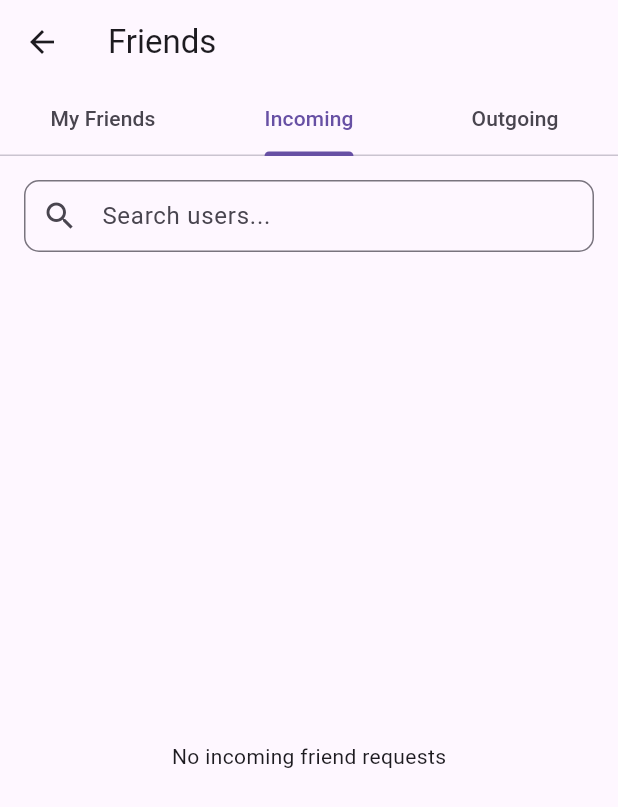
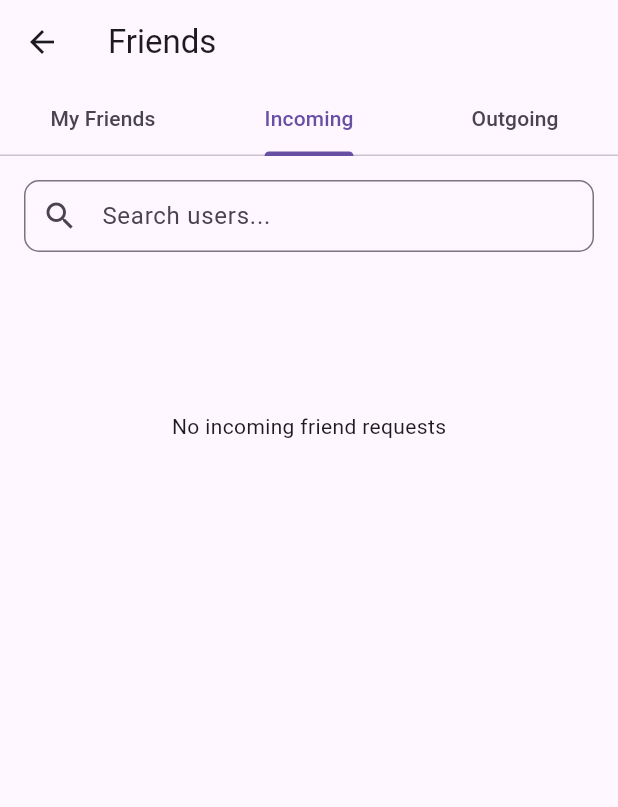
Before and after one commit to astavist/wishlink, a Flutter app: the FriendsScreen screen opened directly, tab 2 chosen, on a phone screen of 412 x 824 dp. Shown: the top 807 px of the screen. Run offline on Flutter 3.47's test engine with Material 3 defaults, Android fonts, the phone set to English and light mode, and no system bars; our stand-ins replace cloud_firestore, firebase_auth, firebase_core, font_awesome_flutter; accounts and stored records are empty.

Commit message:
Feature: Friends screen refresh WLK23

```diff
--- a/lib/screens/friends_screen.dart
+++ b/lib/screens/friends_screen.dart
@@ -274,10 +274,28 @@ class _FriendsScreenState extends State<FriendsScreen>
         final friends = snapshot.data ?? [];
 
         if (friends.isEmpty) {
-          return const Center(child: Text('No friends yet'));
+          return RefreshIndicator(
+            onRefresh: () async {
+              await _loadData();
+              setState(() {});
+            },
+            child: ListView(
+              children: const [
+                SizedBox(
+                  height: 200,
+                  child: Center(child: Text('No friends yet')),
+                ),
+              ],
+            ),
+          );
         }
 
-        return ListView.builder(
+        return RefreshIndicator(
+          onRefresh: () async {
+            await _loadData();
+            setState(() {});
+          },
+          child: ListView.builder(
             itemCount: friends.length,
             itemBuilder: (context, index) {
               final friendship = friends[index];
@@ -360,6 +378,7 @@ class _FriendsScreenState extends State<FriendsScreen>
                 },
               );
             },
+          ),
         );
       },
     );
@@ -380,10 +399,28 @@ class _FriendsScreenState extends State<FriendsScreen>
         final requests = snapshot.data?['incoming'] ?? [];
 
         if (requests.isEmpty) {
-          return const Center(child: Text('No incoming friend requests'));
+          return RefreshIndicator(
+            onRefresh: () async {
+              await _loadData();
+              setState(() {});
+            },
+            child: ListView(
+              children: const [
+                SizedBox(
+                  height: 200,
+                  child: Center(child: Text('No incoming friend requests')),
+                ),
+              ],
+            ),
+          );
         }
 
-        return ListView.builder(
+        return RefreshIndicator(
+          onRefresh: () async {
+            await _loadData();
+            setState(() {});
+          },
+          child: ListView.builder(
             itemCount: requests.length,
             itemBuilder: (context, index) {
               final request = requests[index];
@@ -502,6 +539,7 @@ class _FriendsScreenState extends State<FriendsScreen>
                 },
               );
             },
+          ),
         );
       },
     );
@@ -522,10 +560,28 @@ class _FriendsScreenState extends State<FriendsScreen>
         final requests = snapshot.data?['outgoing'] ?? [];
 
         if (requests.isEmpty) {
-          return const Center(child: Text('No outgoing friend requests'));
+          return RefreshIndicator(
+            onRefresh: () async {
+              await _loadData();
+              setState(() {});
+            },
+            child: ListView(
+              children: const [
+                SizedBox(
+                  height: 200,
+                  child: Center(child: Text('No outgoing friend requests')),
+                ),
+              ],
+            ),
+          );
         }
 
-        return ListView.builder(
+        return RefreshIndicator(
+          onRefresh: () async {
+            await _loadData();
+            setState(() {});
+          },
+          child: ListView.builder(
             itemCount: requests.length,
             itemBuilder: (context, index) {
               final request = requests[index];
@@ -601,6 +657,7 @@ class _FriendsScreenState extends State<FriendsScreen>
                 },
               );
             },
+          ),
         );
       },
     );
```
Lines whose indentation alone changed are shown as unchanged.
